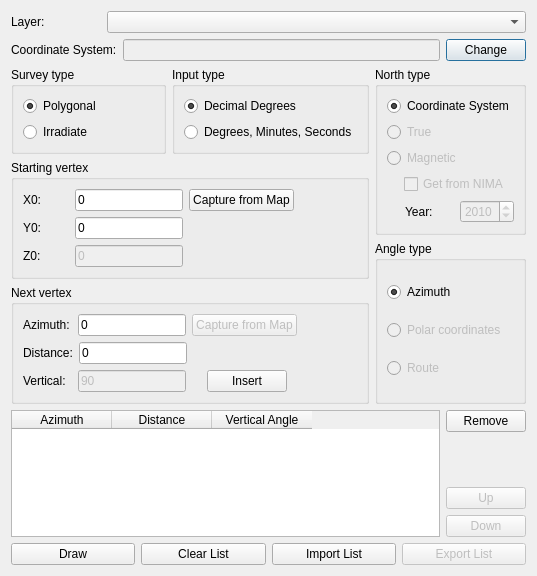
Qt form ui.ui (mpetroff/qgsazimuth) before a commit.
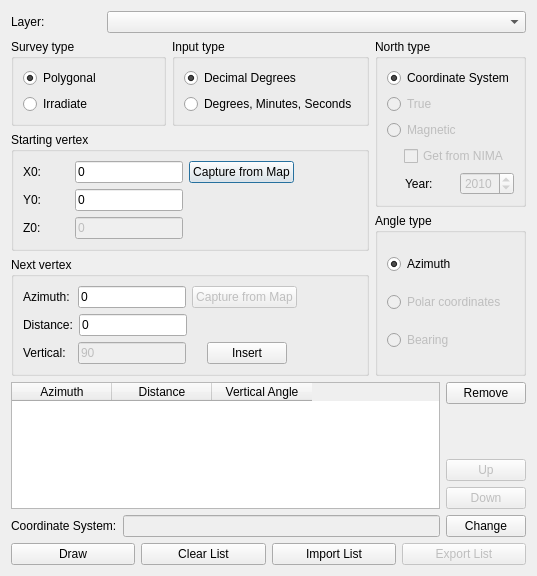
The same form after that commit.

Patch:
```diff
--- a/ui.ui
+++ b/ui.ui
@@ -50,43 +50,6 @@
      </item>
     </layout>
    </item>
-   <item>
-    <layout class="QHBoxLayout" name="horizontalLayout_14">
-     <item>
-      <widget class="QLabel" name="label_5">
-       <property name="sizePolicy">
-        <sizepolicy hsizetype="Fixed" vsizetype="Preferred">
-         <horstretch>0</horstretch>
-         <verstretch>0</verstretch>
-        </sizepolicy>
-       </property>
-       <property name="text">
-        <string>Coordinate System:</string>
-       </property>
-      </widget>
-     </item>
-     <item>
-      <widget class="QLineEdit" name="lineEdit_4">
-       <property name="enabled">
-        <bool>false</bool>
-       </property>
-      </widget>
-     </item>
-     <item>
-      <widget class="QPushButton" name="pushButton_11">
-       <property name="sizePolicy">
-        <sizepolicy hsizetype="Fixed" vsizetype="Fixed">
-         <horstretch>0</horstretch>
-         <verstretch>0</verstretch>
-        </sizepolicy>
-       </property>
-       <property name="text">
-        <string>Change</string>
-       </property>
-      </widget>
-     </item>
-    </layout>
-   </item>
    <item>
     <layout class="QHBoxLayout" name="horizontalLayout_12">
      <item>
@@ -739,7 +702,7 @@
              <bool>false</bool>
             </property>
             <property name="text">
-             <string>Route</string>
+             <string>Bearing</string>
             </property>
             <property name="checked">
              <bool>false</bool>
@@ -823,6 +786,43 @@
      </item>
     </layout>
    </item>
+   <item>
+    <layout class="QHBoxLayout" name="horizontalLayout_14">
+     <item>
+      <widget class="QLabel" name="label_5">
+       <property name="sizePolicy">
+        <sizepolicy hsizetype="Fixed" vsizetype="Preferred">
+         <horstretch>0</horstretch>
+         <verstretch>0</verstretch>
+        </sizepolicy>
+       </property>
+       <property name="text">
+        <string>Coordinate System:</string>
+       </property>
+      </widget>
+     </item>
+     <item>
+      <widget class="QLineEdit" name="lineEdit_4">
+       <property name="enabled">
+        <bool>false</bool>
+       </property>
+      </widget>
+     </item>
+     <item>
+      <widget class="QPushButton" name="pushButton_11">
+       <property name="sizePolicy">
+        <sizepolicy hsizetype="Fixed" vsizetype="Fixed">
+         <horstretch>0</horstretch>
+         <verstretch>0</verstretch>
+        </sizepolicy>
+       </property>
+       <property name="text">
+        <string>Change</string>
+       </property>
+      </widget>
+     </item>
+    </layout>
+   </item>
    <item>
     <layout class="QHBoxLayout" name="horizontalLayout_2">
      <item>
```
